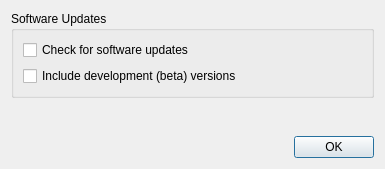
Qt form gui/settingswidget.ui (phfaist/bibolamazi) before a commit.
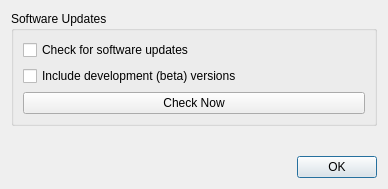
The same form after that commit.

Commit message: fixes from windows

Patch:
```diff
--- a/gui/settingswidget.ui
+++ b/gui/settingswidget.ui
@@ -6,8 +6,8 @@
    <rect>
     <x>0</x>
     <y>0</y>
-    <width>385</width>
-    <height>169</height>
+    <width>388</width>
+    <height>189</height>
    </rect>
   </property>
   <property name="windowTitle">
@@ -34,6 +34,13 @@
         </property>
        </widget>
       </item>
+      <item>
+       <widget class="QPushButton" name="btnCheckNow">
+        <property name="text">
+         <string>Check Now</string>
+        </property>
+       </widget>
+      </item>
      </layout>
     </widget>
    </item>
```
The commit also changes 3 other files.
